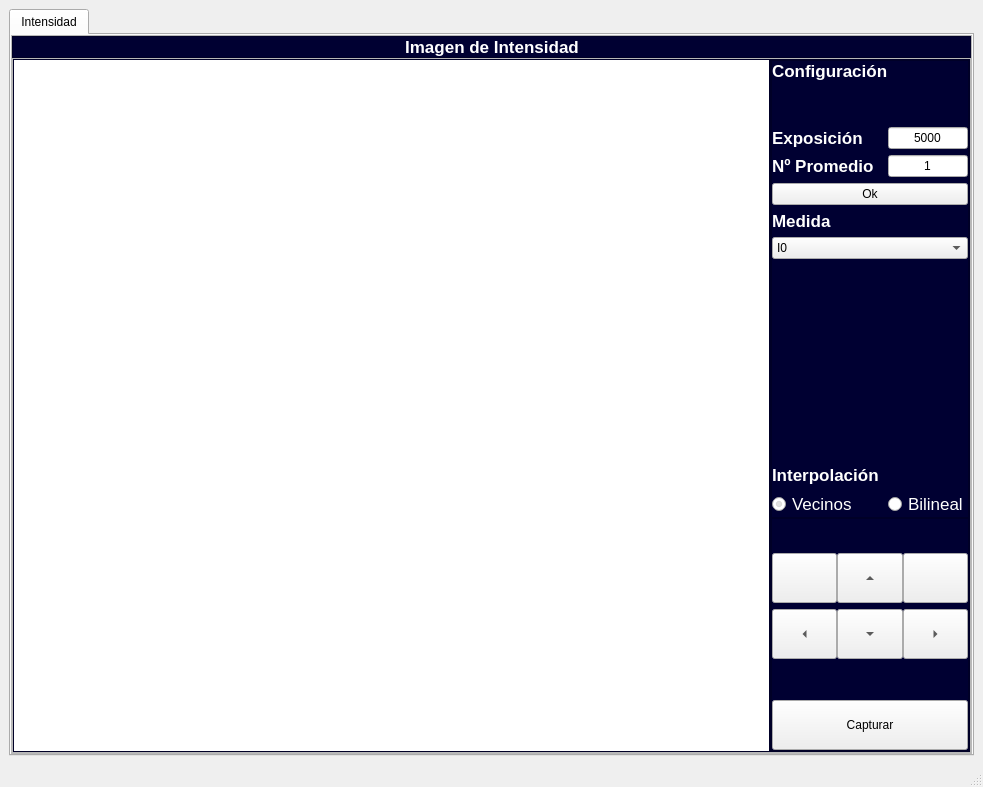
This is GUI/gui.ui in dsilvapiedra/MWSI as Qt 5 draws it before an edit. The edited form follows.
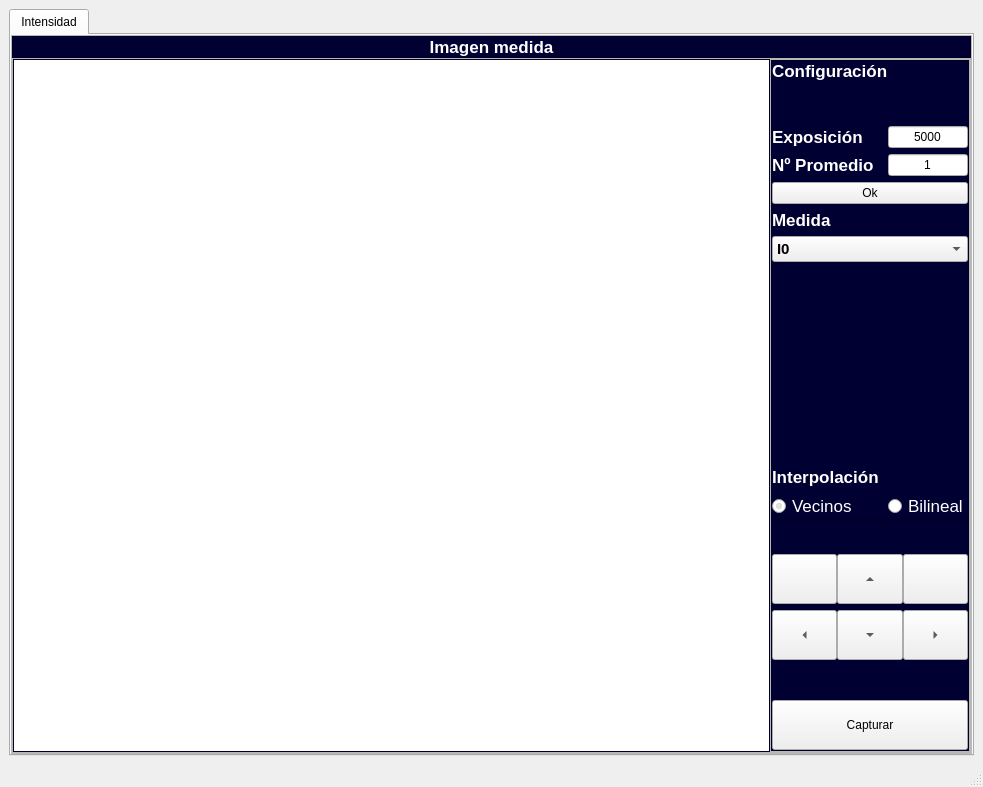
This is the edited form. Icons and pictures are not drawn.

```diff
--- a/GUI/gui.ui
+++ b/GUI/gui.ui
@@ -149,7 +149,7 @@
 font-size: 13pt;</string>
                 </property>
                 <property name="text">
-                 <string>Imagen de Intensidad</string>
+                 <string>Imagen medida</string>
                 </property>
                 <property name="alignment">
                  <set>Qt::AlignCenter</set>
@@ -266,16 +266,7 @@
                  <enum>Qt::LeftToRight</enum>
                 </property>
                 <property name="styleSheet">
-                 <string notr="true">QFrame {
-
-background-color:rgb(0, 0, 50);
- }
-
-QLabel {
-	color: rgb(255, 255, 254);
-	font: 12pt ;
-	background-color: rgba(0, 0, 0,0);
-}</string>
+                 <string notr="true"/>
                 </property>
                 <property name="frameShape">
                  <enum>QFrame::StyledPanel</enum>
@@ -309,7 +300,19 @@
                   <number>0</number>
                  </property>
                  <item row="2" column="1">
-                  <widget class="QFrame" name="frame_6">
+                  <widget class="QFrame" name="Comandos">
+                   <property name="styleSheet">
+                    <string notr="true">QFrame {
+
+background-color:rgb(0, 0, 50);
+ }
+
+QLabel {
+	color: rgb(255, 255, 254);
+	font: 12pt ;
+	background-color: rgba(0, 0, 0,0);
+}</string>
+                   </property>
                    <property name="frameShape">
                     <enum>QFrame::StyledPanel</enum>
                    </property>
@@ -560,7 +563,20 @@
 }
 QRadioButton{
 	color: rgb(255, 255, 254);	font: 13pt ;
-}</string>
+}
+
+QComboBox{
+    color: rgb(0,0,0);
+}
+
+QComboBox:items{
+    color: rgb(0,0,0);
+}
+
+QListView{
+    color: rgb(0,0,0);
+	background-color: rgb(255,255,255);
+}  </string>
                    </property>
                    <property name="frameShape">
                     <enum>QFrame::StyledPanel</enum>
@@ -734,6 +750,13 @@
                     </item>
                     <item row="11" column="0" colspan="2">
                      <widget class="QComboBox" name="medida_box">
+                      <property name="font">
+                       <font>
+                        <pointsize>11</pointsize>
+                        <weight>75</weight>
+                        <bold>true</bold>
+                       </font>
+                      </property>
                       <item>
                        <property name="text">
                         <string>I0</string>
```
Left out of the diff: 14 changed lines with no effect on the pictures.
